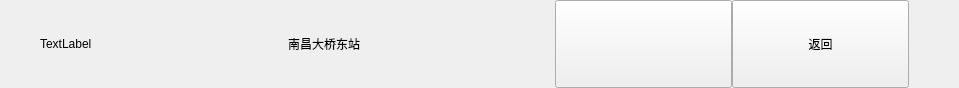
Old version of the form frame/StatusBar.ui in the repository EllieYY/ism.
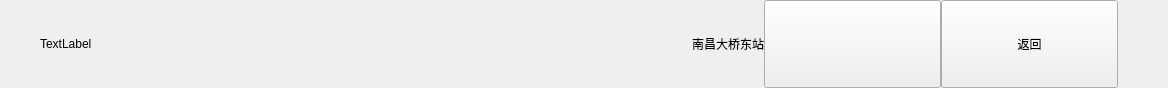
New version of the form.

```diff
--- a/frame/StatusBar.ui
+++ b/frame/StatusBar.ui
@@ -88,11 +88,11 @@
          <enum>Qt::Horizontal</enum>
         </property>
         <property name="sizeType">
-         <enum>QSizePolicy::Preferred</enum>
+         <enum>QSizePolicy::Fixed</enum>
         </property>
         <property name="sizeHint" stdset="0">
          <size>
-          <width>200</width>
+          <width>600</width>
           <height>20</height>
          </size>
         </property>
```
